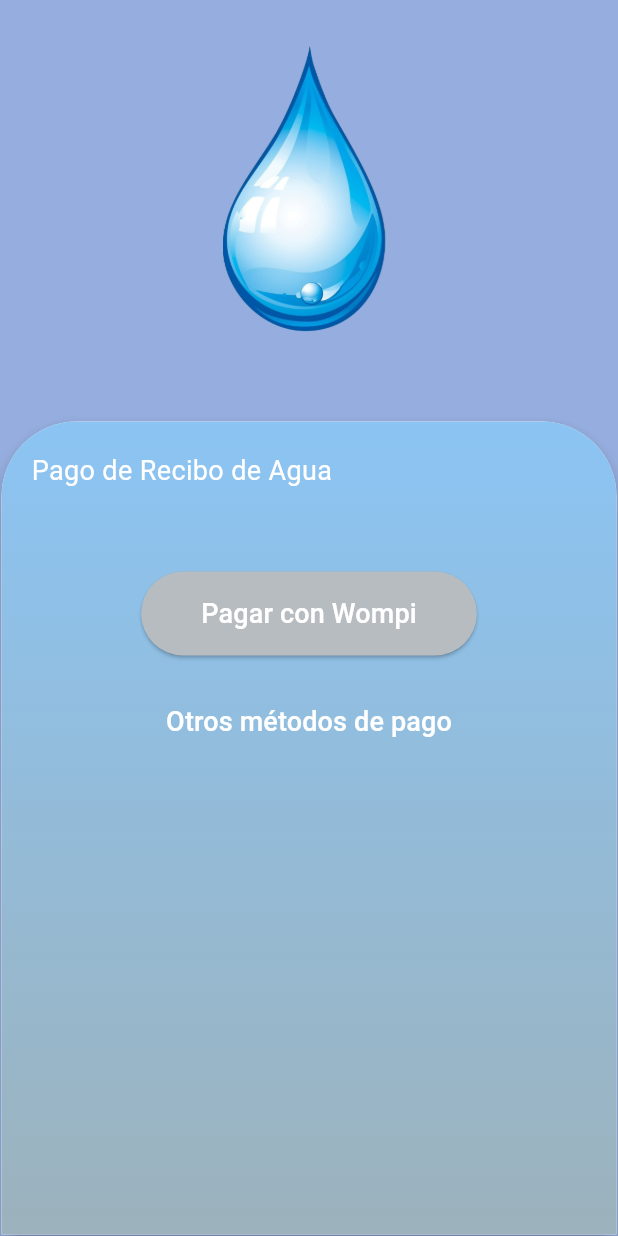
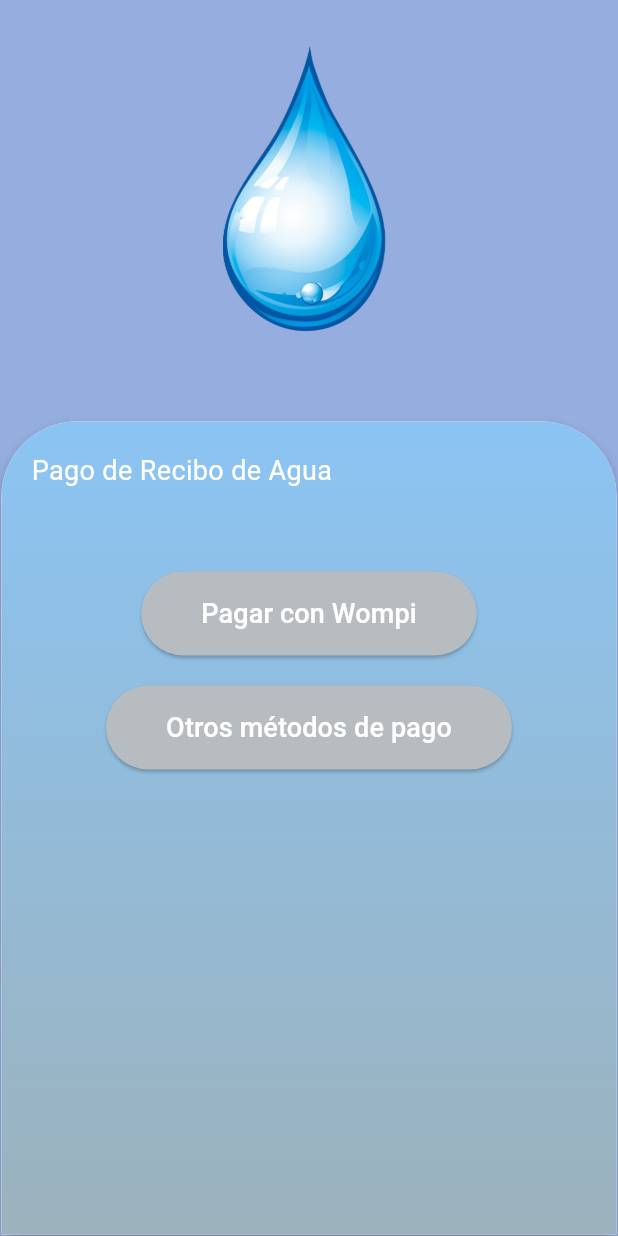
Before and after one commit to vladigarcia/autopago, a Flutter app: the AguaPage screen opened directly, on a phone screen of 412 x 824 dp. Run offline on Flutter 3.47's test engine with Material 2 defaults, Android fonts, the phone set to English and light mode, and no system bars; our stand-ins replace cloud_firestore, firebase_auth, firebase_core, google_nav_bar; accounts and stored records are empty.

Commit message:
paginas de pagos

```diff
--- a/lib/pages/Agua.dart
+++ b/lib/pages/Agua.dart
@@ -206,13 +206,18 @@
           ),
         ),
         SizedBox(height: 20),
-        TextButton(
+        ElevatedButton(
           onPressed: () {
             _procesarPagoOtrosMetodos(); // Manejar otros métodos de pago o abrir enlaces
           },
           child: Text(
             'Otros métodos de pago',
-            style: TextStyle(fontSize: 18, color: Colors.white),
+            style: TextStyle(fontSize: 18),
+          ),
+          style: ElevatedButton.styleFrom(
+            primary: const Color.fromARGB(255, 183, 188, 192), // Color del botón
+            onPrimary: Colors.white, // Color del texto
+            padding: EdgeInsets.symmetric(horizontal: 40, vertical: 15),
           ),
         ),
       ],
```
Also changed, not shown: lib/pages/luz.dart (+7 -2 lines), lib/pages/mas.dart (line endings or trailing spaces).
